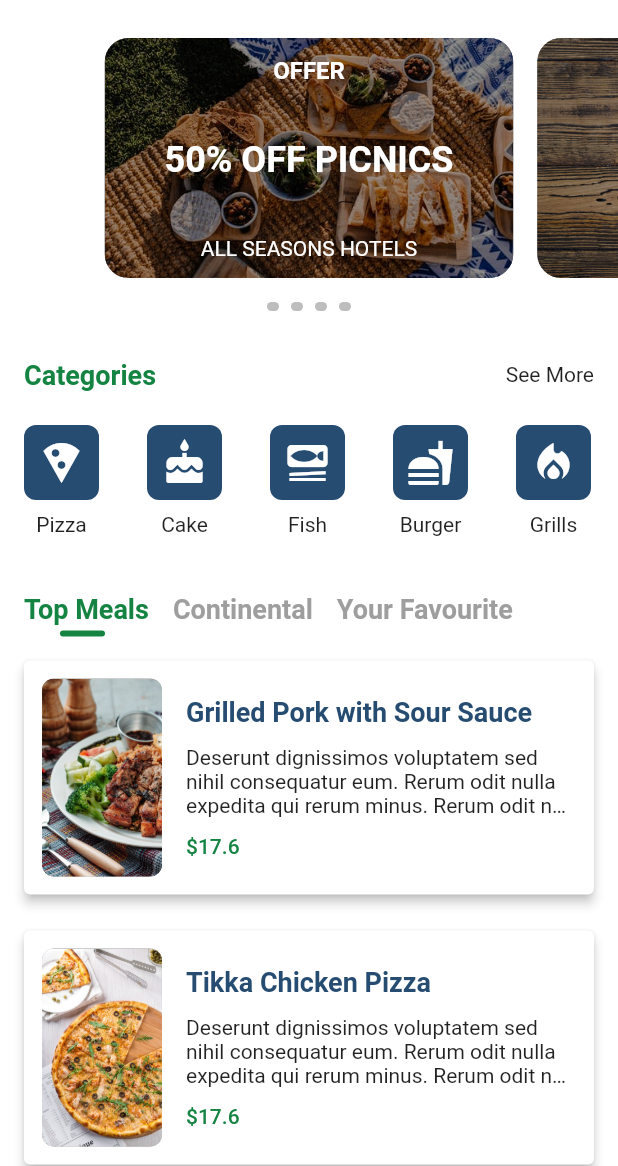
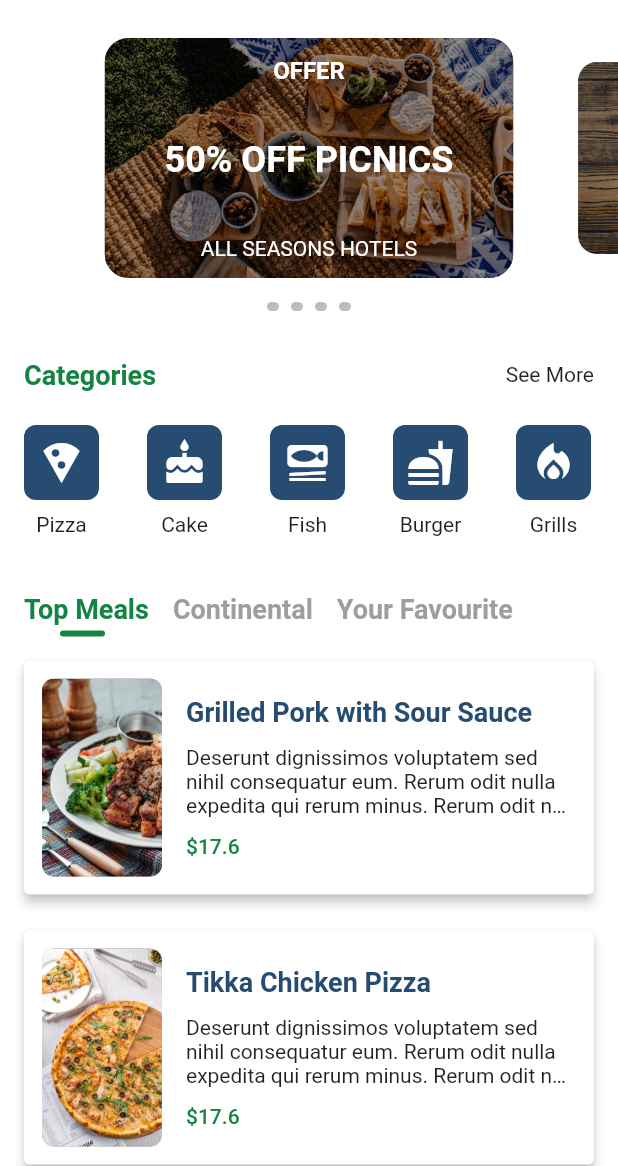
Before and after one commit to ltsimps/FlutterProjects, a Flutter app: the screen it shows after launch, on a phone screen of 412 x 824 dp, the part 70-1236 px from its top. Run offline on Flutter 3.47's test engine with Material 2 defaults, Android fonts, the phone set to English and light mode, and no system bars; our stand-ins replace cloud_firestore, firebase_core, flutter_riverpod; accounts and stored records are empty.

Commit message:
Twin Animation Builder added

```diff
--- a/DeliberatePractice/Animations/socialButton/lib/screens/home/offers_slider.dart
+++ b/DeliberatePractice/Animations/socialButton/lib/screens/home/offers_slider.dart
@@ -7,6 +7,7 @@ class OffsersSlider extends StatefulWidget {
 }
 
 class _OffsersSliderState extends State<OffsersSlider> {
+  int _selectedIndex = 0;
   @override
   Widget build(BuildContext context) {
     return Column(
@@ -17,9 +18,26 @@ class _OffsersSliderState extends State<OffsersSlider> {
           child: PageView.builder(
             itemCount: offers.length,
             controller: PageController(viewportFraction: 0.7),
+            onPageChanged: (index) {
+              setState(() {
+                _selectedIndex = index;
+              });
+            },
             itemBuilder: (context, index) {
               final offer = offers[index];
-              return Item(offer: offer);
+              final _scale = _selectedIndex == index ? 1.0 : 0.8;
+              //return Item(offer: offer);
+              return TweenAnimationBuilder(
+                  tween: Tween(begin: _scale, end: _scale),
+                  duration: Duration(milliseconds: 350),
+                  curve: Curves.ease,
+                  child: Item(offer: offer),
+                  builder: (context, value, child) {
+                    return Transform.scale(
+                      scale: value,
+                      child: child,
+                    );
+                  });
             },
           ),
         ),
```
